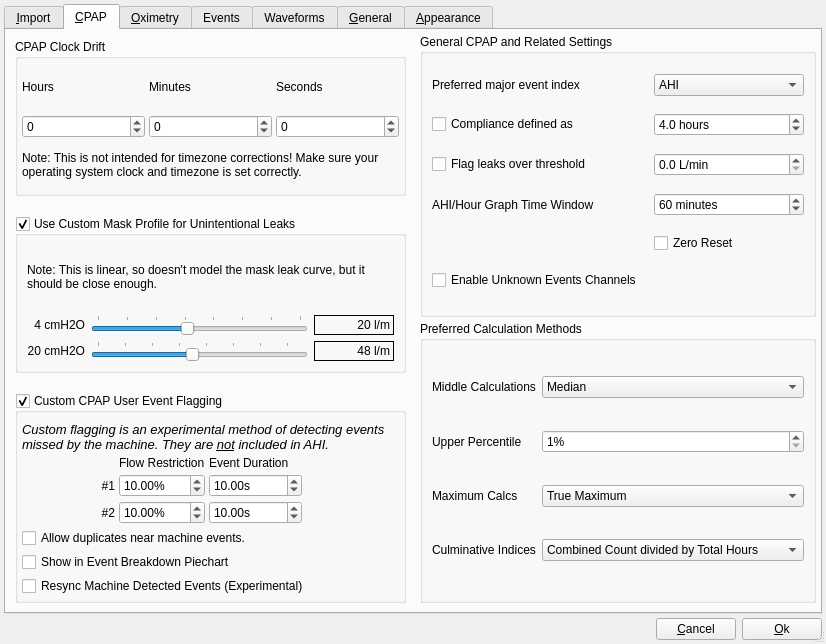
This is sleepyhead/preferencesdialog.ui in sbonaime/sleepyhead-code. as Qt 5 draws it before an edit. The edited form follows.
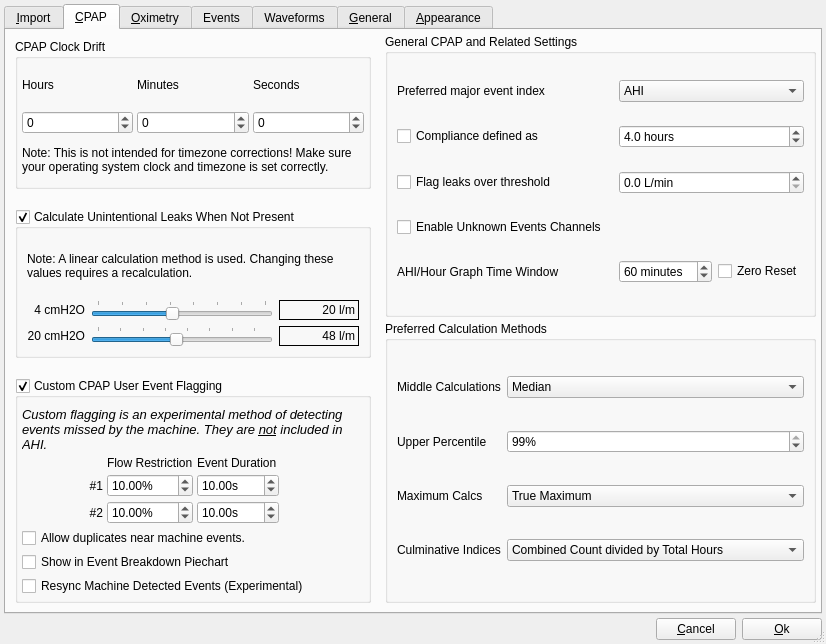
This is the edited form. Icons and pictures are not drawn.

Commit message: Unintentional leaks calculation improvements

What changed in the file:
```diff
--- a/sleepyhead/preferencesdialog.ui
+++ b/sleepyhead/preferencesdialog.ui
@@ -714,15 +714,22 @@
           </widget>
          </item>
          <item>
-          <widget class="QGroupBox" name="customMaskProfileGroupbox">
+          <widget class="QGroupBox" name="calculateUnintentionalLeaks">
            <property name="sizePolicy">
             <sizepolicy hsizetype="Preferred" vsizetype="Minimum">
              <horstretch>0</horstretch>
              <verstretch>0</verstretch>
             </sizepolicy>
            </property>
+           <property name="toolTip">
+            <string>This calculation requires Total Leaks data to be provided by the CPAP machine. (Eg, PRS1, but not ResMed, which has these already)
+
+The Unintentional Leak calculations used here are linear, they don't model the mask vent curve.
+
+If you use a few different masks, pick average values instead. It should still be close enough.</string>
+           </property>
            <property name="title">
-            <string>Use Custom Mask Profile for Unintentional Leaks</string>
+            <string>Calculate Unintentional Leaks When Not Present</string>
            </property>
            <property name="checkable">
             <bool>true</bool>
@@ -730,6 +737,9 @@
            <layout class="QGridLayout" name="gridLayout_11">
             <item row="2" column="1">
              <widget class="QSlider" name="maskLeaks20Slider">
+              <property name="toolTip">
+               <string>Your masks vent rate at 20cmH2O pressure</string>
+              </property>
               <property name="minimum">
                <number>400</number>
               </property>
@@ -780,6 +790,9 @@
             </item>
             <item row="1" column="1">
              <widget class="QSlider" name="maskLeaks4Slider">
+              <property name="toolTip">
+               <string>Your masks vent rate at 4cmH2O pressure</string>
+              </property>
               <property name="minimum">
                <number>170</number>
               </property>
@@ -848,7 +861,7 @@
             <item row="0" column="0" colspan="3">
              <widget class="QLabel" name="label_39">
               <property name="text">
-               <string>Note: This is linear, so doesn't model the mask leak curve, but it should be close enough.</string>
+               <string>Note: A linear calculation method is used. Changing these values requires a recalculation.</string>
               </property>
               <property name="wordWrap">
                <bool>true</bool>
@@ -1078,51 +1091,7 @@
             <string>General CPAP and Related Settings</string>
            </property>
            <layout class="QGridLayout" name="gridLayout">
-            <item row="1" column="2">
-             <widget class="QDoubleSpinBox" name="complianceHours">
-              <property name="sizePolicy">
-               <sizepolicy hsizetype="MinimumExpanding" vsizetype="Fixed">
-                <horstretch>0</horstretch>
-                <verstretch>0</verstretch>
-               </sizepolicy>
-              </property>
-              <property name="toolTip">
-               <string>Regard days with under this usage as &quot;incompliant&quot;. 4 hours is usually considered compliant.</string>
-              </property>
-              <property name="suffix">
-               <string> hours</string>
-              </property>
-              <property name="decimals">
-               <number>1</number>
-              </property>
-              <property name="maximum">
-               <double>8.000000000000000</double>
-              </property>
-              <property name="value">
-               <double>4.000000000000000</double>
-              </property>
-             </widget>
-            </item>
-            <item row="2" column="2">
-             <widget class="QDoubleSpinBox" name="leakRedlineSpinbox">
-              <property name="sizePolicy">
-               <sizepolicy hsizetype="Expanding" vsizetype="Fixed">
-                <horstretch>0</horstretch>
-                <verstretch>0</verstretch>
-               </sizepolicy>
-              </property>
-              <property name="toolTip">
-               <string>User definable threshold considered large leak</string>
-              </property>
-              <property name="suffix">
-               <string> L/min</string>
-              </property>
-              <property name="decimals">
-               <number>1</number>
-              </property>
-             </widget>
-            </item>
-            <item row="7" column="0">
+            <item row="3" column="0">
              <widget class="QCheckBox" name="showUnknownFlags">
               <property name="toolTip">
                <string>Show flags for machine detected events that haven't been identified yet.</string>
@@ -1132,40 +1101,13 @@
               </property>
              </widget>
             </item>
-            <item row="0" column="2">
-             <widget class="QComboBox" name="eventIndexCombo">
-              <property name="sizePolicy">
-               <sizepolicy hsizetype="Minimum" vsizetype="Fixed">
-                <horstretch>0</horstretch>
-                <verstretch>0</verstretch>
-               </sizepolicy>
-              </property>
-              <item>
-               <property name="text">
-                <string extracomment="Apnea Hypopnea Index">AHI</string>
-               </property>
-              </item>
-              <item>
-               <property name="text">
-                <string extracomment="Respiratory Disturbance Index">RDI</string>
-               </property>
-              </item>
-             </widget>
-            </item>
-            <item row="5" column="0" colspan="2">
+            <item row="6" column="0" colspan="2">
              <widget class="QLabel" name="label_27">
               <property name="text">
                <string>AHI/Hour Graph Time Window</string>
               </property>
              </widget>
             </item>
-            <item row="0" column="0">
-             <widget class="QLabel" name="label_28">
-              <property name="text">
-               <string>Preferred major event index</string>
-              </property>
-             </widget>
-            </item>
             <item row="1" column="0">
              <widget class="QCheckBox" name="complianceCheckBox">
               <property name="text">
@@ -1173,7 +1115,7 @@
               </property>
              </widget>
             </item>
-            <item row="5" column="2">
+            <item row="6" column="2">
              <widget class="QSpinBox" name="ahiGraphWindowSize">
               <property name="sizePolicy">
                <sizepolicy hsizetype="MinimumExpanding" vsizetype="Fixed">
@@ -1215,7 +1157,14 @@
               </property>
              </widget>
             </item>
-            <item row="6" column="2">
+            <item row="0" column="0">
+             <widget class="QLabel" name="label_28">
+              <property name="text">
+               <string>Preferred major event index</string>
+              </property>
+             </widget>
+            </item>
+            <item row="6" column="3">
              <widget class="QCheckBox" name="ahiGraphZeroReset">
               <property name="toolTip">
                <string>Reset the counter to zero at beginning of each (time) window.</string>
@@ -1225,6 +1174,70 @@
               </property>
              </widget>
             </item>
+            <item row="2" column="2" colspan="2">
+             <widget class="QDoubleSpinBox" name="leakRedlineSpinbox">
+              <property name="sizePolicy">
+               <sizepolicy hsizetype="Expanding" vsizetype="Fixed">
+                <horstretch>0</horstretch>
+                <verstretch>0</verstretch>
+               </sizepolicy>
+              </property>
+              <property name="toolTip">
+               <string>User definable threshold considered large leak</string>
+              </property>
+              <property name="suffix">
+               <string> L/min</string>
+              </property>
+              <property name="decimals">
+               <number>1</number>
+              </property>
+             </widget>
+            </item>
+            <item row="1" column="2" colspan="2">
+             <widget class="QDoubleSpinBox" name="complianceHours">
+              <property name="sizePolicy">
+               <sizepolicy hsizetype="MinimumExpanding" vsizetype="Fixed">
+                <horstretch>0</horstretch>
+                <verstretch>0</verstretch>
+               </sizepolicy>
+              </property>
+              <property name="toolTip">
+               <string>Regard days with under this usage as &quot;incompliant&quot;. 4 hours is usually considered compliant.</string>
+              </property>
+              <property name="suffix">
+               <string> hours</string>
+              </property>
+              <property name="decimals">
+               <number>1</number>
+              </property>
+              <property name="maximum">
+               <double>8.000000000000000</double>
+              </property>
+              <property name="value">
+               <double>4.000000000000000</double>
+              </property>
+             </widget>
+            </item>
+            <item row="0" column="2" colspan="2">
+             <widget class="QComboBox" name="eventIndexCombo">
+              <property name="sizePolicy">
+               <sizepolicy hsizetype="Minimum" vsizetype="Fixed">
+                <horstretch>0</horstretch>
+                <verstretch>0</verstretch>
+               </sizepolicy>
+              </property>
+              <item>
+               <property name="text">
+                <string extracomment="Apnea Hypopnea Index">AHI</string>
+               </property>
+              </item>
+              <item>
+               <property name="text">
+                <string extracomment="Respiratory Disturbance Index">RDI</string>
+               </property>
+              </item>
+             </widget>
+            </item>
            </layout>
           </widget>
          </item>
@@ -1269,6 +1282,9 @@
               <property name="minimum">
                <number>1</number>
               </property>
+              <property name="value">
+               <number>99</number>
+              </property>
              </widget>
             </item>
             <item row="1" column="0">
```
The commit also changes 5 other files.
